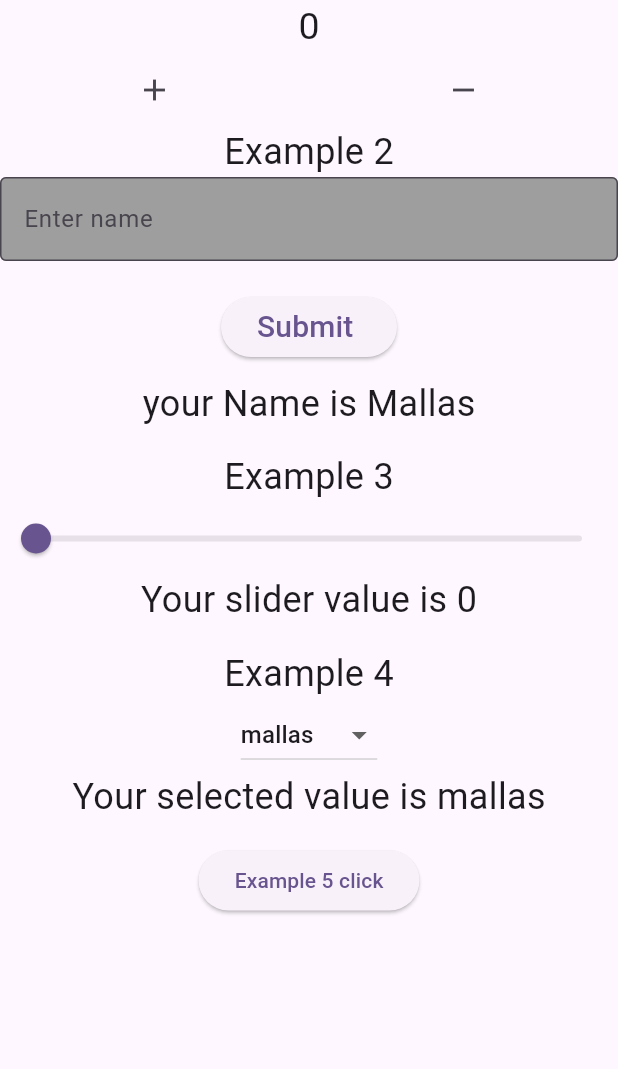
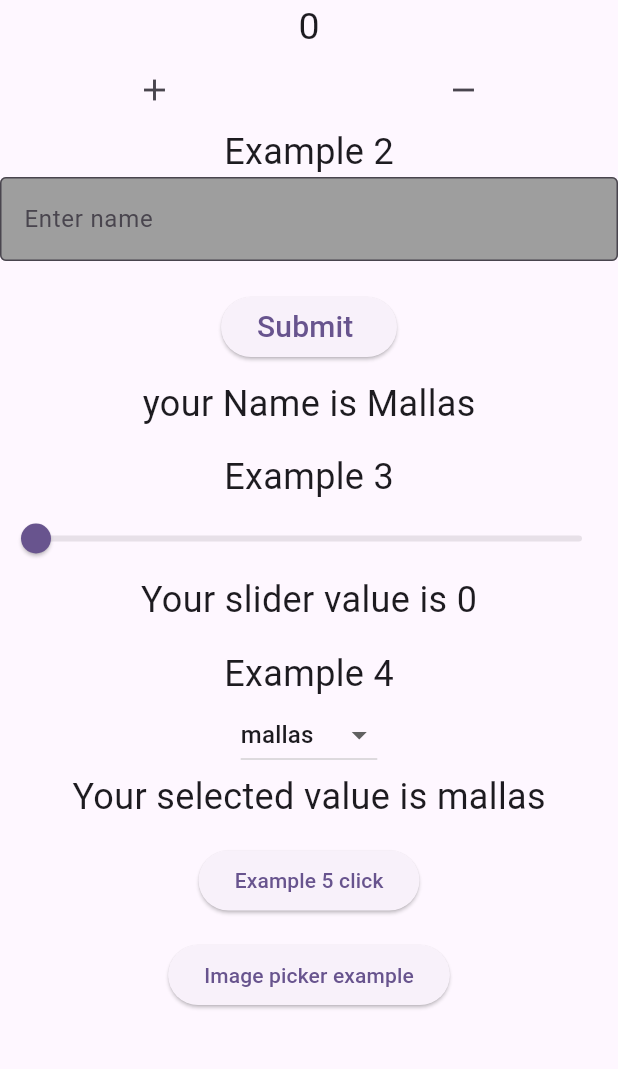
Before and after one commit to mallasmustafa/getxStateManagment_example, a Flutter app: the screen it shows after launch, on a phone screen of 412 x 824 dp, the part 84-1153 px from its top. Run offline on Flutter 3.47's test engine with Material 3 defaults, Android fonts, the phone set to English and light mode, and no system bars; our stand-ins replace get, image_picker.

Commit message:
image_picker example using getx

```diff
--- a/lib/example.dart
+++ b/lib/example.dart
@@ -5,6 +5,7 @@ import 'package:getx_example/example3.dart';
 import 'package:getx_example/example4.dart';
 import 'package:getx_example/example5.dart';
 import 'package:getx_example/example_controller.dart';
+import 'package:getx_example/image_picker_example.dart';
 
 class Example extends StatelessWidget {
   const Example({super.key});
@@ -43,16 +44,22 @@ class Example extends StatelessWidget {
               ],
             ),
             const Example2(),
-            SizedBox(height: 15),
-            Example3(),
-            SizedBox(height: 15),
-            Example4(),
-            SizedBox(height: 15),
+            const SizedBox(height: 15),
+            const Example3(),
+            const SizedBox(height: 15),
+            const Example4(),
+            const SizedBox(height: 15),
             ElevatedButton(
                 onPressed: () {
                   Get.to(Example5());
                 },
-                child: Text("Example 5 click"))
+                child: const Text("Example 5 click")),
+                const SizedBox(height: 15),
+                ElevatedButton(
+                onPressed: () {
+                  Get.to(const ImagePickerExample());
+                },
+                child: const Text("Image picker example"))
           ],
         ),
       ),
--- /dev/null
+++ b/lib/image_picker_controller.dart
@@ -0,0 +1,13 @@
+import 'package:get/get.dart';
+import 'package:image_picker/image_picker.dart';
+
+class ImagePickerController extends GetxController {
+  RxString imagePath = "".obs;
+  Future getImage() async {
+    final ImagePicker _picker = ImagePicker();
+    final image =await _picker.pickImage(source: ImageSource.camera);
+    if (image != null) {
+      imagePath.value = image.path.toString();
+    }
+  }
+}
--- a/pubspec.yaml
+++ b/pubspec.yaml
@@ -36,6 +36,7 @@ dependencies:
   # Use with the CupertinoIcons class for iOS style icons.
   cupertino_icons: ^1.0.2
   get: ^4.6.6
+  image_picker:
 
 dev_dependencies:
   flutter_test:
```
Also changed, not shown: lib/image_picker_example.dart (added, +40 -0 lines), pubspec.lock, 7 other files.
